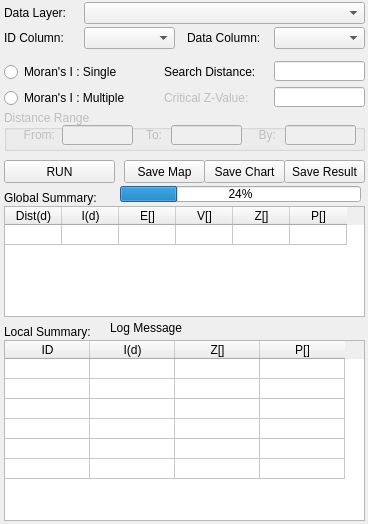
Above: gui/ui_form_morans_i.ui from Gaia3D/GeepsSpatialStatistic before the change. Below: the same form after it.
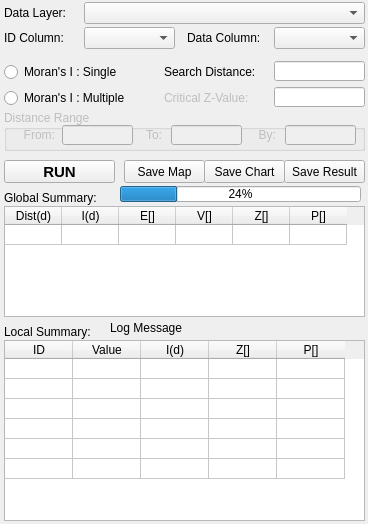
That is the form after the change.

Commit message: Moran's I completed except graph

```diff
--- a/gui/ui_form_morans_i.ui
+++ b/gui/ui_form_morans_i.ui
@@ -243,6 +243,14 @@
      <height>23</height>
     </rect>
    </property>
+   <property name="font">
+    <font>
+     <family>Tahoma</family>
+     <pointsize>11</pointsize>
+     <weight>75</weight>
+     <bold>true</bold>
+    </font>
+   </property>
    <property name="text">
     <string>RUN</string>
    </property>
@@ -399,13 +407,13 @@
     <number>6</number>
    </property>
    <property name="columnCount">
-    <number>4</number>
+    <number>5</number>
    </property>
    <attribute name="horizontalHeaderVisible">
     <bool>true</bool>
    </attribute>
    <attribute name="horizontalHeaderDefaultSectionSize">
-    <number>85</number>
+    <number>68</number>
    </attribute>
    <attribute name="horizontalHeaderMinimumSectionSize">
     <number>20</number>
@@ -427,6 +435,11 @@
      <string>ID</string>
     </property>
    </column>
+   <column>
+    <property name="text">
+     <string>Value</string>
+    </property>
+   </column>
    <column>
     <property name="text">
      <string>I(d)</string>
```
Left out of the diff: 12 changed lines with no effect on the pictures. The commit also changes 4 other files.
